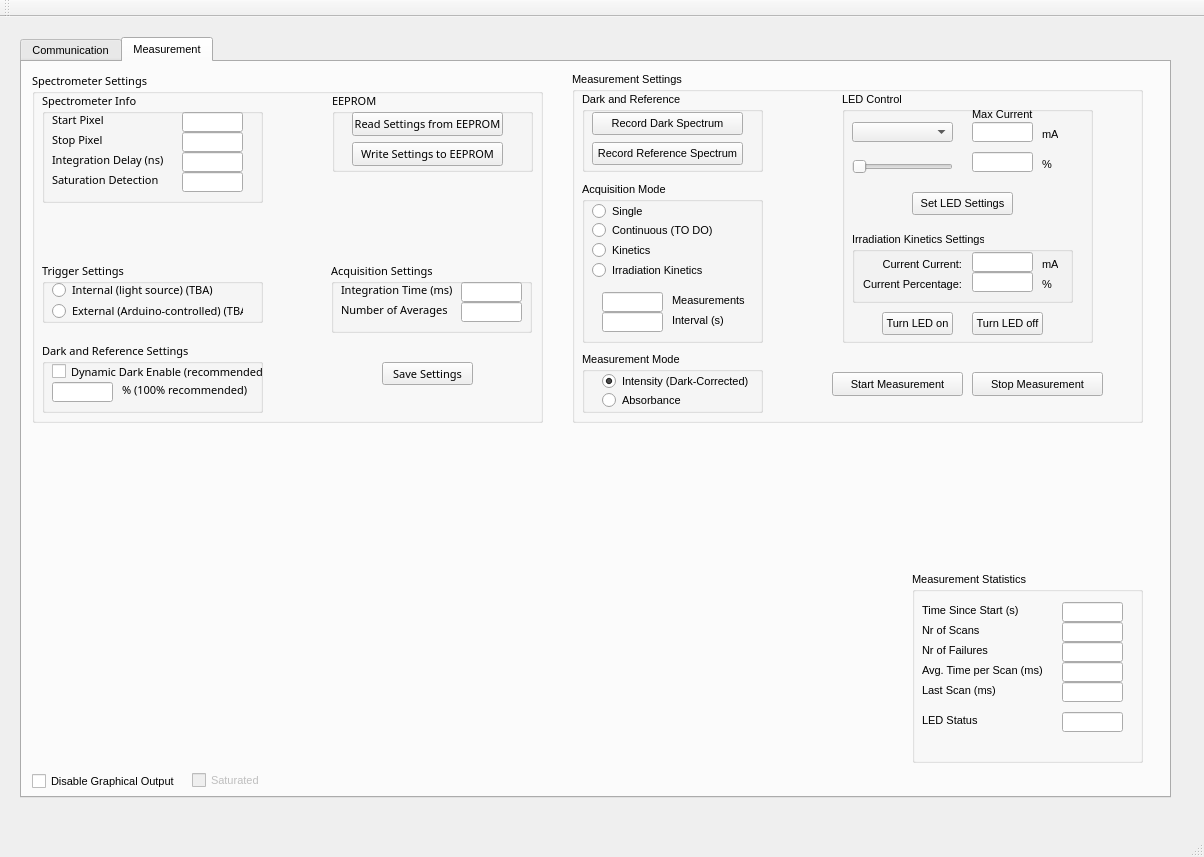
The window that UIs/MainWindow.ui (CrespiLab/fibirr-GUI) describes before a commit, drawn with Qt 5.
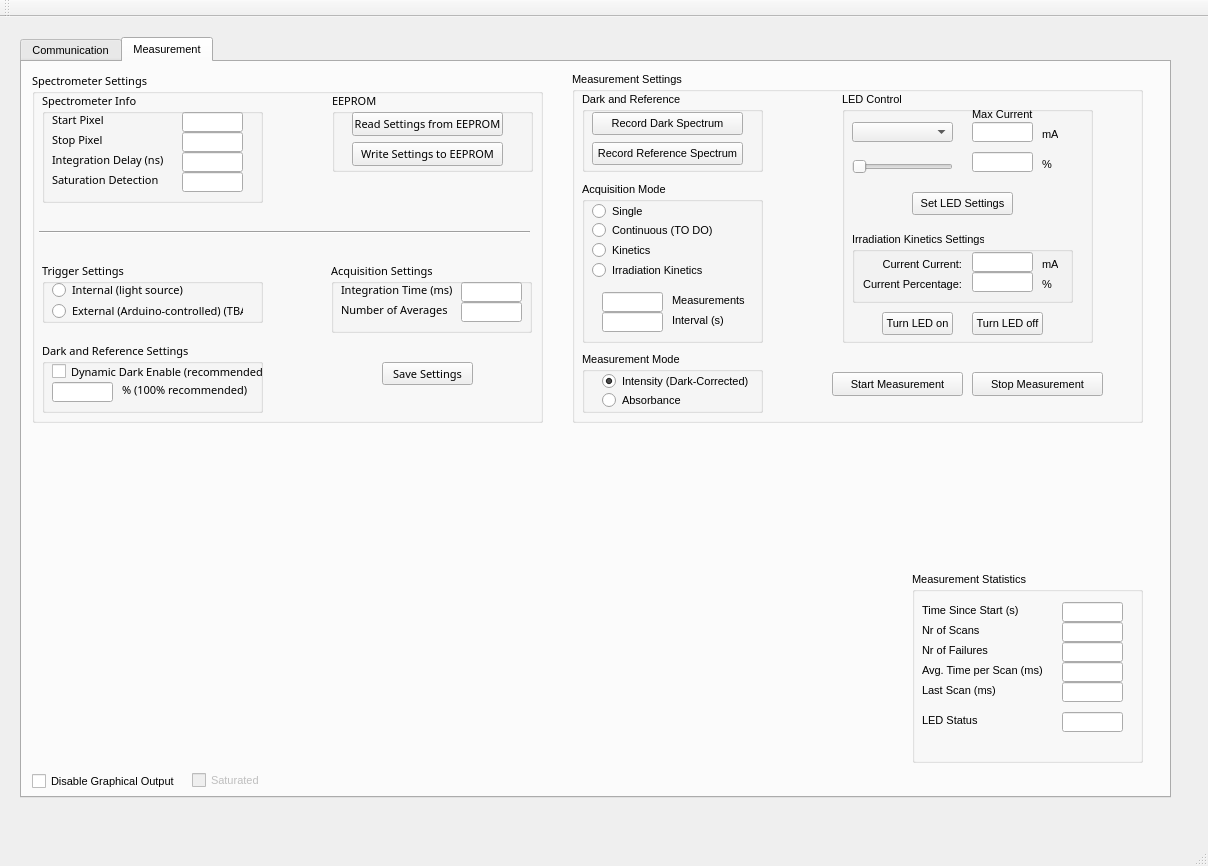
The same window after the commit. Custom widgets are drawn as their Qt base class.

```diff
--- a/UIs/MainWindow.ui
+++ b/UIs/MainWindow.ui
@@ -6,8 +6,8 @@
    <rect>
     <x>0</x>
     <y>0</y>
-    <width>1204</width>
-    <height>857</height>
+    <width>1208</width>
+    <height>866</height>
    </rect>
   </property>
   <property name="sizePolicy">
@@ -1266,7 +1266,7 @@
          </rect>
         </property>
         <property name="text">
-         <string>Internal (light source) (TBA)</string>
+         <string>Internal (light source)</string>
         </property>
         <attribute name="buttonGroup">
          <string notr="true">buttonGroup</string>
@@ -1556,6 +1556,22 @@
         </property>
        </widget>
       </widget>
+      <widget class="Line" name="line">
+       <property name="geometry">
+        <rect>
+         <x>7</x>
+         <y>150</y>
+         <width>491</width>
+         <height>20</height>
+        </rect>
+       </property>
+       <property name="lineWidth">
+        <number>1</number>
+       </property>
+       <property name="orientation">
+        <enum>Qt::Horizontal</enum>
+       </property>
+      </widget>
      </widget>
     </widget>
    </widget>
```
Left out of the diff: 4 changed lines with no effect on the pictures.
